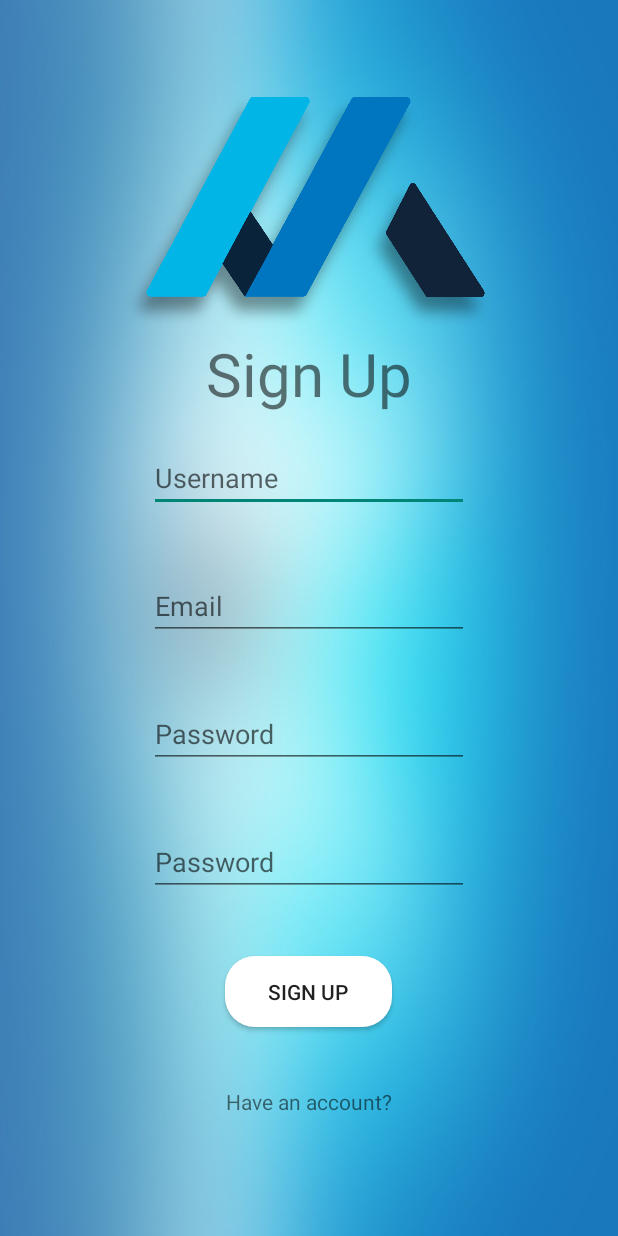
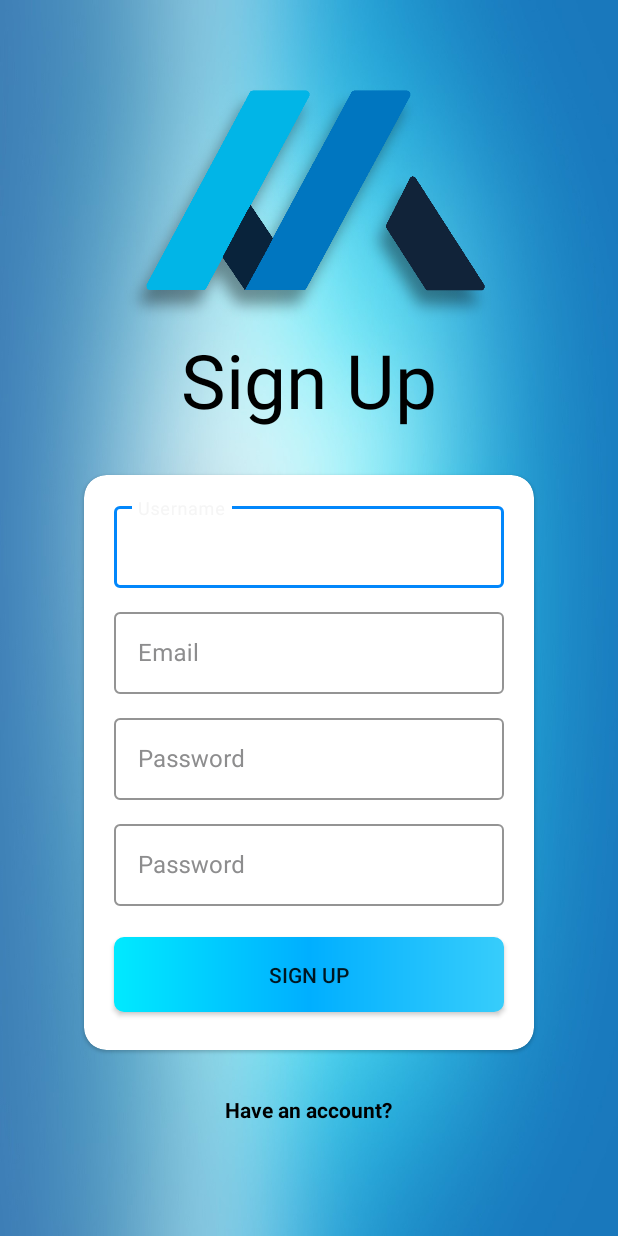
Before and after one commit to Hos18672/MyFitnessNote, an Android app: the SignUpActivity screen opened directly, with no data from a screen before it, on a phone screen of 412 x 824 dp. Run offline under Robolectric (Android 15) with nearby library versions, the phone set to English and light mode, and no system bars; our stand-ins replace Firebase (no records; nobody signed in at launch, a user with empty details on screens opened directly).

Commit message:
change UI

```diff
--- a/app/build.gradle
+++ b/app/build.gradle
@@ -34,11 +34,12 @@ dependencies {
     implementation 'androidx.core:core-ktx:1.3.2'
     implementation 'androidx.constraintlayout:constraintlayout:2.0.4'
     implementation 'com.google.firebase:firebase-auth:16.0.5'
-    implementation 'com.google.android.material:material:1.2.1'
+    //implementation 'com.google.android.material:material:1.2.1'
     testImplementation 'junit:junit:4.12'
-
+    implementation 'com.google.android.material:material:1.0.0'
     implementation platform('com.google.firebase:firebase-bom:26.1.1')
     implementation 'com.google.firebase:firebase-analytics-ktx'
     androidTestImplementation 'androidx.test.ext:junit:1.1.2'
     androidTestImplementation 'androidx.test.espresso:espresso-core:3.3.0'
+    implementation 'com.android.support:cardview-v7:28.0.0'
 }
--- a/app/src/main/res/drawable/shape.xml
+++ b/app/src/main/res/drawable/shape.xml
@@ -1,7 +1,13 @@
 <?xml version="1.0" encoding="utf-8"?>
 <shape xmlns:android="http://schemas.android.com/apk/res/android"
     android:shape="rectangle">
-    <corners android:radius="30px"/>
-    <solid  android:color="#FFFFFf" />
+    <corners android:radius="10px"/>
+    <gradient
+        android:type="linear"
+        android:angle="0"
+        android:startColor="#00EAFF"
+        android:centerColor="#00AFFF"
+        android:endColor="#37CDFB" />
+
 
 </shape>
--- a/app/src/main/res/layout/activity_sign_up.xml
+++ b/app/src/main/res/layout/activity_sign_up.xml
@@ -16,84 +16,132 @@
         <ImageView
             android:id="@+id/imageView"
             android:layout_width="254dp"
-            android:layout_height="162dp"
+            android:layout_height="165dp"
+            android:contentDescription="@string/todo"
             app:srcCompat="@drawable/logo1"
             tools:layout_editor_absoluteX="58dp"
-            tools:layout_editor_absoluteY="39dp"
-            android:contentDescription="@string/todo" />
+            tools:layout_editor_absoluteY="39dp" />
 
         <TextView
             android:id="@+id/textView"
             android:layout_width="wrap_content"
             android:layout_height="wrap_content"
             android:text="@string/sign_up"
-            android:textSize="40sp"
+            android:textColor="#000000"
+            android:textSize="50sp"
+            android:layout_marginBottom="20dp"
             tools:layout_editor_absoluteX="165dp"
             tools:layout_editor_absoluteY="218dp" />
-        <EditText
+
+        <com.google.android.material.card.MaterialCardView
+            android:layout_width="300dp"
+            android:layout_height="wrap_content"
+            android:layout_margin="10dp"
+            android:background="@android:color/white"
+            android:layout_gravity="center"
+            app:cardCornerRadius="15dp">
+
+            <LinearLayout
+                android:id="@+id/ll2"
+                android:layout_width="match_parent"
+                android:layout_height="wrap_content"
+                android:layout_margin="10dp"
+                android:gravity="center"
+                android:orientation="vertical"
+                tools:ignore="UselessParent">
+
+                <com.google.android.material.textfield.TextInputLayout
+                    android:id="@+id/inputusername"
+                    style="@style/EditText.OutlinedBox"
+                    app:boxStrokeColor="#0287FB"
+                    android:textColorHint="#8D8D8E"
+                    android:layout_margin="5dp"
+                    android:layout_width="260dp"
+                    android:layout_height="60dp">
+
+                    <com.google.android.material.textfield.TextInputEditText
                         android:id="@+id/signUpUsernameInput"
-            android:layout_width="wrap_content"
-            android:layout_height="wrap_content"
+                        android:layout_width="match_parent"
+                        android:layout_height="match_parent"
                         android:hint="@string/username"
-            android:ems="10"
+                        android:inputType="text" />
+                </com.google.android.material.textfield.TextInputLayout>
 
-            tools:layout_editor_absoluteX="99dp"
-            tools:layout_editor_absoluteY="363dp"
-            android:layout_margin="20dp"
+                <com.google.android.material.textfield.TextInputLayout
+                    android:id="@+id/inputEmail"
+                    style="@style/EditText.OutlinedBox"
+                    app:boxStrokeColor="#0287FB"
+                    android:textColorHint="#8D8D8E"
+                    android:layout_margin="5dp"
+                    android:layout_width="260dp"
+                    android:layout_height="60dp">
+
+                    <com.google.android.material.textfield.TextInputEditText
+                        android:id="@+id/signUp_email_input"
+                        android:layout_width="match_parent"
+                        android:layout_height="match_parent"
+                        android:hint="@string/email"
+                        android:inputType="textEmailAddress" />
+                </com.google.android.material.textfield.TextInputLayout>
+
+                <com.google.android.material.textfield.TextInputLayout
+                    android:id="@+id/inputpassword"
+                    style="@style/EditText.OutlinedBox"
+                    app:boxStrokeColor="#0287FB"
+                    android:textColorHint="#8D8D8E"
+                    android:layout_margin="5dp"
+                    android:layout_width="260dp"
+                    android:layout_height="60dp">
+
+                    <com.google.android.material.textfield.TextInputEditText
+                        android:id="@+id/signUp_password_input"
+                        android:layout_width="match_parent"
+                        android:layout_height="match_parent"
                         android:autofillHints=""
-            android:inputType="text" />
-
-        <EditText
-            android:id="@+id/signUp_email_input"
-            android:layout_width="wrap_content"
-            android:layout_height="wrap_content"
-            android:ems="10"
-            android:hint="@string/email"
-            android:inputType="textEmailAddress"
-            tools:layout_editor_absoluteX="99dp"
-            tools:layout_editor_absoluteY="270dp"
-            android:layout_margin="20dp"
-            android:autofillHints="" />
-
-        <EditText
-            android:id="@+id/signUp_password_input"
-            android:layout_width="wrap_content"
-            android:layout_height="wrap_content"
                         android:ems="10"
                         android:hint="@string/password"
                         android:inputType="textPassword"
                         tools:layout_editor_absoluteX="99dp"
-            tools:layout_editor_absoluteY="363dp"
-            android:layout_margin="20dp"
-            android:autofillHints="" />
-        <EditText
+                        tools:layout_editor_absoluteY="363dp" />
+                </com.google.android.material.textfield.TextInputLayout>
+
+                <com.google.android.material.textfield.TextInputLayout
+                    android:id="@+id/inputpassword2"
+                    style="@style/EditText.OutlinedBox"
+                    app:boxStrokeColor="#0287FB"
+                    android:textColorHint="#8D8D8E"
+                    android:layout_margin="5dp"
+                    android:layout_width="260dp"
+                    android:layout_height="60dp">
+
+                    <com.google.android.material.textfield.TextInputEditText
                         android:id="@+id/signUp_password_input2"
-            android:layout_width="wrap_content"
-            android:layout_height="wrap_content"
-            android:ems="10"
+                        android:layout_width="match_parent"
+                        android:layout_height="match_parent"
                         android:hint="@string/password"
                         android:inputType="textPassword"
                         tools:layout_editor_absoluteX="99dp"
-            tools:layout_editor_absoluteY="363dp"
-            android:layout_margin="20dp"
-            android:autofillHints="" />
-
+                        tools:layout_editor_absoluteY="363dp" />
+                </com.google.android.material.textfield.TextInputLayout>
 
                 <Button
                     android:id="@+id/sigUp_button"
-            android:layout_width="111dp"
-            android:layout_height="47dp"
-            android:layout_margin="20dp"
+                    android:layout_width="260dp"
+                    android:layout_height="50dp"
+                    android:layout_margin="15dp"
                     android:background="@drawable/shape"
-            android:text="@string/sign_up"
-            tools:layout_editor_absoluteX="154dp"
-            tools:layout_editor_absoluteY="508dp" />
+                    android:text="@string/sign_up" />
+            </LinearLayout>
+        </com.google.android.material.card.MaterialCardView>
+
         <TextView
             android:id="@+id/signUp_loginText"
             android:layout_width="wrap_content"
             android:layout_height="wrap_content"
             android:text="@string/have_an_account"
             android:layout_margin="20dp"
+            android:textStyle="bold"
+            android:textColor="#000000"
             tools:layout_editor_absoluteX="174dp"
             tools:layout_editor_absoluteY="601dp" />
     </LinearLayout>
--- a/app/src/main/res/values/styles.xml
+++ b/app/src/main/res/values/styles.xml
@@ -8,4 +8,9 @@
         <item name="colorAccent">@color/colorAccent</item>
     </style>
 
+    <style name="EditText.OutlinedBox" parent="Widget.MaterialComponents.TextInputLayout.OutlinedBox">
+        <item name="android:fontFamily"></item>
+        <item name="hintEnabled">true</item>
+    </style>
+
 </resources>
```
Also changed, not shown: app/src/main/res/layout/activity_login.xml (+52 -20 lines). Lines whose indentation alone changed are shown as unchanged.
